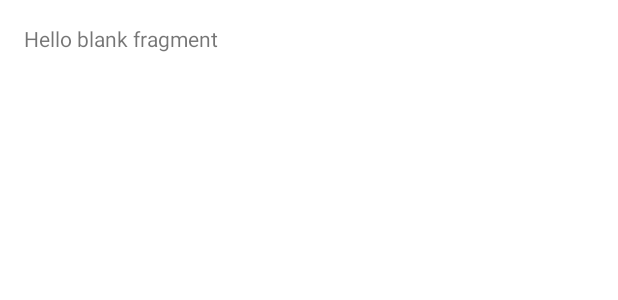
After one commit to Caffeinista/scorpio, an Android app: the layout fragment_home.xml on its own in the app's theme, with its tools: preview values and no code run, on a phone screen of 412 x 824 dp. The commit adds this screen. Shown: the top 300 px of the screen. Run offline under Robolectric (Android 15) with nearby library versions, the phone set to English and light mode, and no system bars.

Commit message:
Adding HomeFragment

```diff
--- a/app/build.gradle
+++ b/app/build.gradle
@@ -74,4 +74,5 @@ dependencies {
     compile project(path: ":library")
 }
 
+
 apply plugin: 'com.google.gms.google-services'
--- /dev/null
+++ b/app/src/main/res/layout/fragment_home.xml
@@ -0,0 +1,19 @@
+<FrameLayout xmlns:android="http://schemas.android.com/apk/res/android"
+    xmlns:app="http://schemas.android.com/apk/res-auto"
+    xmlns:tools="http://schemas.android.com/tools"
+    android:layout_width="match_parent"
+    android:layout_height="match_parent"
+    android:paddingBottom="@dimen/activity_vertical_margin"
+    android:paddingLeft="@dimen/activity_horizontal_margin"
+    android:paddingRight="@dimen/activity_horizontal_margin"
+    android:paddingTop="@dimen/activity_vertical_margin"
+    android:background="@color/icons"
+    tools:context="com.ithomaslin.caffeinista.HomeFragment">
+
+    <!-- TODO: Update blank fragment layout -->
+    <TextView
+        android:layout_width="match_parent"
+        android:layout_height="match_parent"
+        android:text="@string/hello_blank_fragment" />
+
+</FrameLayout>
--- a/app/src/main/res/values/strings.xml
+++ b/app/src/main/res/values/strings.xml
@@ -22,4 +22,7 @@
     <string name="settings">Settings</string>
     <string name="logout">Log Out</string>
 
+    <!-- TODO: Remove or change this placeholder text -->
+    <string name="hello_blank_fragment">Hello blank fragment</string>
+
 </resources>
```
Also changed, not shown: app/src/main/java/com/ithomaslin/caffeinista/HomeFragment.java (added, +108 -0 lines), app/src/main/java/com/ithomaslin/caffeinista/MainActivity.java (+31 -13 lines), app/src/main/res/layout/app_bar_main.xml (+6 -1 lines).
